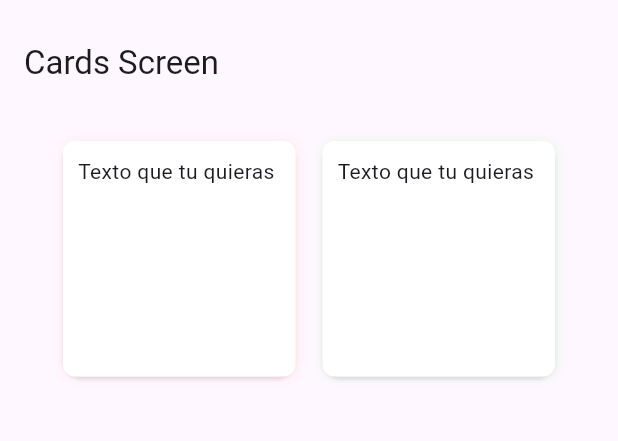
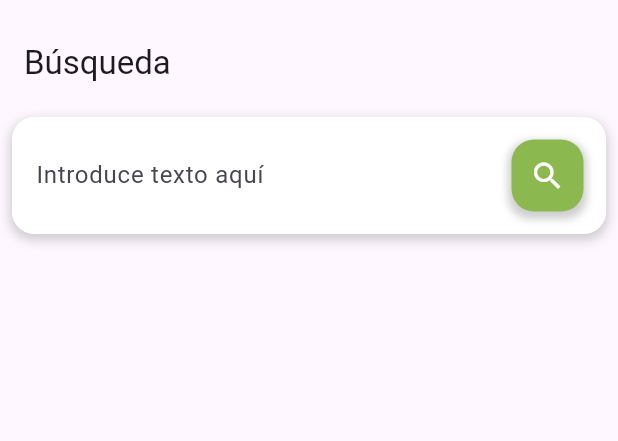
Before and after one commit to felipealvarezbenitez/UI_Kit_inParty, a Flutter app: the screen it shows after launch, on a phone screen of 412 x 824 dp, the part 63-504 px from its top. Run offline on Flutter 3.47's test engine with Material 3 defaults, Android fonts, the phone set to English and light mode, and no system bars.

Commit message:
Cambios faltantes y nuevos comonentes

```diff
--- a/lib/main.dart
+++ b/lib/main.dart
@@ -1,6 +1,9 @@
 import 'package:flutter/material.dart';
+import 'package:inparty_components/components/filter.dart';
 // import 'package:inparty_components/presentation/screen/buttons/buttons_screen.dart';
-import 'package:inparty_components/presentation/screen/cards/cards_screen.dart';
+//import 'package:inparty_components/presentation/screen/cards/cards_screen.dart';
+import 'package:inparty_components/presentation/screen/checkboxes_toggles/checkboxes_toggles.dart';
+import 'package:inparty_components/presentation/screen/inputs/input_component.dart';
 
 void main() => runApp(const MyApp());
 
@@ -15,8 +18,22 @@ class MyApp extends StatelessWidget {
         appBar: AppBar(
           title: const Text('Material App Bar'),
         ),
-        body: const CardsScreen()
-      ),
+        body: SearchInputComponent()),
+        // Container(
+      //     color: Colors.green,
+      //     child: const Padding(
+      //       padding: EdgeInsets.all(20.0),
+      //       child: Row(
+      //         children: [
+      //           FilterOptions(nameFilter: 'Ejemplo 1',),
+      //           FilterOptions(nameFilter: 'Ejemplo 2',),
+      //           FilterOptions(nameFilter: 'Ejemplo 3',),
+      //           FilterOptions(nameFilter: 'Ejemplo 4',),
+      //         ],
+      //       ),
+      //     ))
+      // ),
+
     );
   }
 }
--- /dev/null
+++ b/lib/presentation/screen/inputs/input_component.dart
@@ -0,0 +1,75 @@
+import 'package:flutter/material.dart';
+
+class SearchInputComponent extends StatefulWidget {
+  const SearchInputComponent({Key? key}) : super(key: key);
+
+  @override
+  _SearchInputComponentState createState() => _SearchInputComponentState();
+}
+
+class _SearchInputComponentState extends State<SearchInputComponent> {
+  final TextEditingController _controller = TextEditingController();
+
+  @override
+  Widget build(BuildContext context) {
+    return Scaffold(
+      appBar: AppBar(
+        title: const Text('Búsqueda'),
+      ),
+      body: Padding(
+        padding: const EdgeInsets.all(8.0),
+        child: Container(
+        decoration: BoxDecoration(
+          color: Colors.white,
+          borderRadius: BorderRadius.circular(15),
+          boxShadow: [
+            BoxShadow(
+              color: Colors.grey.withOpacity(0.5),
+              spreadRadius: 1,
+              blurRadius: 6,
+              offset: Offset(0, 3), // changes position of shadow
+            ),
+          ],
+        ),
+    child: TextField(
+      controller: _controller,
+      decoration: InputDecoration(
+        labelText: 'Introduce texto aquí',
+        suffixIcon: DecoratedBox(
+          decoration: const BoxDecoration(),
+          child: Container(
+            margin: const EdgeInsets.all(15),
+            decoration: BoxDecoration(
+              boxShadow: [
+                BoxShadow(
+                  color: Colors.grey.withOpacity(0.5),
+                  spreadRadius: 2,
+                  blurRadius: 4,
+                  offset: const Offset(0, 3), // changes position of shadow
+                ),
+              ],
+              color: const Color.fromARGB(255, 139, 184, 79),
+              borderRadius: BorderRadius.circular(15),
+            ),
+            child: IconButton(
+              icon: const Icon(Icons.search, color: Colors.white),
+              onPressed: () {},
+            ),
+          ),
+        ),
+        border: OutlineInputBorder(
+          borderRadius: BorderRadius.circular(15),
+          borderSide: BorderSide.none),
+        filled: true,
+        fillColor: Colors.white),
+      ),
+    ),
+  ));
+ }
+
+  @override
+  void dispose() {
+    _controller.dispose();
+    super.dispose();
+  }
+}
```
Also changed, not shown: lib/components/filter.dart (added, +52 -0 lines), lib/presentation/screen/checkboxes_toggles/checkboxes_toggles.dart (added, +156 -0 lines), lib/theme/app_theme.dart (added, +42 -0 lines), lib/components/calendar.dart (added).
